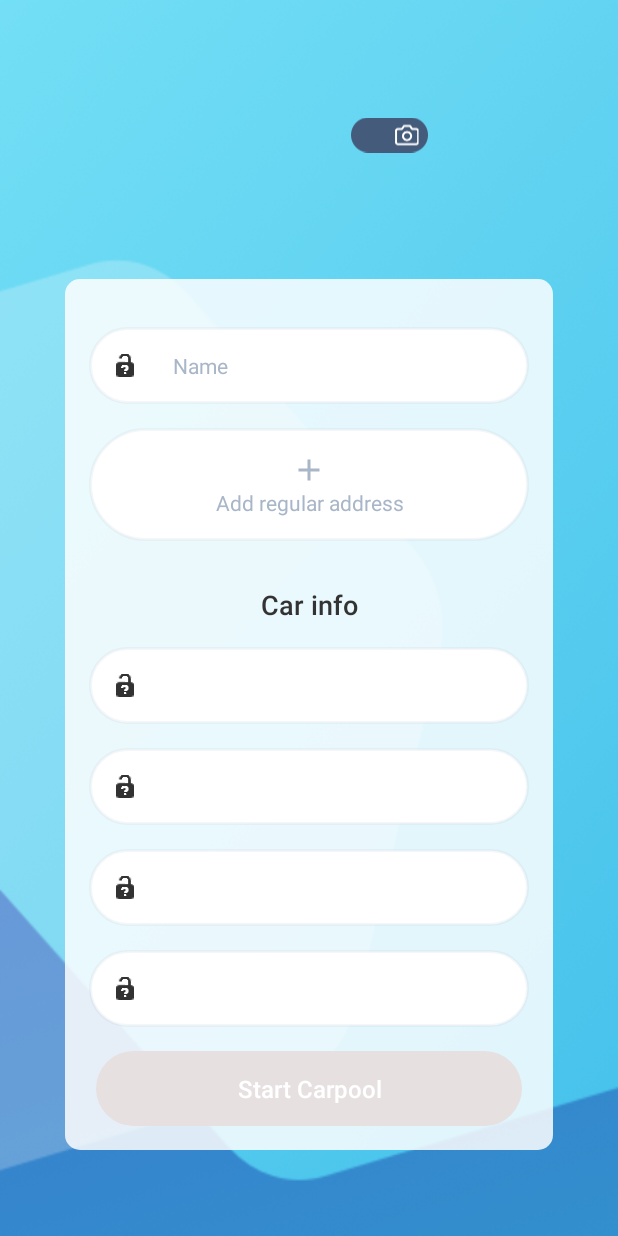
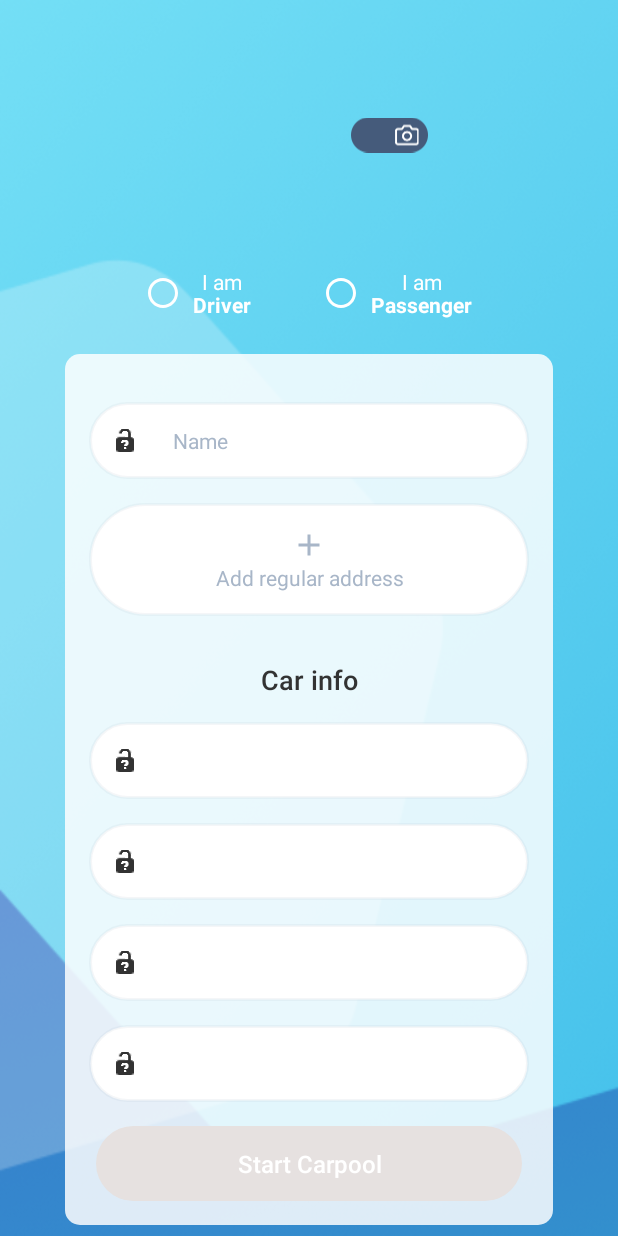
Before and after one commit to PiliposyanDavid/Papax-1, an Android app: the ModeChooserActivity screen opened directly, with no data from a screen before it, on a phone screen of 412 x 824 dp. Run offline under Robolectric (Android 15) with nearby library versions, the phone set to English and light mode, and no system bars; libraries missing offline, so code that uses them is left out: com.facebook.drawee; plain views replace SimpleDraweeView; pictures from the network do not load; 2 statements that could not run were skipped.

```diff
--- a/app/build.gradle
+++ b/app/build.gradle
@@ -36,4 +36,5 @@ dependencies {
     implementation 'com.google.android.gms:play-services-maps:15.0.1'
     implementation 'com.google.android.gms:play-services-location:15.0.1'
     implementation 'com.facebook.fresco:fresco:1.9.0'
+    implementation 'com.android.support:cardview-v7:27.1.1'
 }
--- /dev/null
+++ b/app/src/main/res/drawable/ic_radio_button_deselect.xml
@@ -0,0 +1,5 @@
+<vector android:height="24dp" android:tint="#FFFFFF"
+    android:viewportHeight="24.0" android:viewportWidth="24.0"
+    android:width="24dp" xmlns:android="http://schemas.android.com/apk/res/android">
+    <path android:fillColor="#FF000000" android:pathData="M12,2C6.48,2 2,6.48 2,12s4.48,10 10,10 10,-4.48 10,-10S17.52,2 12,2zM12,20c-4.42,0 -8,-3.58 -8,-8s3.58,-8 8,-8 8,3.58 8,8 -3.58,8 -8,8z"/>
+</vector>
--- /dev/null
+++ b/app/src/main/res/drawable/ic_radio_button_select.xml
@@ -0,0 +1,10 @@
+<vector xmlns:android="http://schemas.android.com/apk/res/android"
+	android:width="24dp"
+	android:height="24dp"
+	android:tint="#455B7B"
+	android:viewportHeight="24.0"
+	android:viewportWidth="24.0">
+	<path
+		android:fillColor="#FF000000"
+		android:pathData="M12,7c-2.76,0 -5,2.24 -5,5s2.24,5 5,5 5,-2.24 5,-5 -2.24,-5 -5,-5zM12,2C6.48,2 2,6.48 2,12s4.48,10 10,10 10,-4.48 10,-10S17.52,2 12,2zM12,20c-4.42,0 -8,-3.58 -8,-8s3.58,-8 8,-8 8,3.58 8,8 -3.58,8 -8,8z" />
+</vector>
--- /dev/null
+++ b/app/src/main/res/drawable/radio_button_state.xml
@@ -0,0 +1,5 @@
+<?xml version="1.0" encoding="utf-8"?>
+<selector xmlns:android="http://schemas.android.com/apk/res/android" xmlns:app="http://schemas.android.com/apk/res-auto">
+	<item android:drawable="@drawable/ic_radio_button_deselect" android:state_selected="false" />
+	<item android:drawable="@drawable/ic_radio_button_select" android:state_selected="true" />
+</selector>
--- /dev/null
+++ b/app/src/main/res/drawable/switcher_background_outline.xml
@@ -0,0 +1,14 @@
+<shape xmlns:android="http://schemas.android.com/apk/res/android"
+	android:shape="rectangle">
+
+	<stroke
+		android:width="1dp"
+		android:color="@android:color/transparent" />
+
+	<corners
+		android:bottomLeftRadius="100dp"
+		android:bottomRightRadius="100dp"
+		android:topLeftRadius="100dp"
+		android:topRightRadius="100dp" />
+
+</shape>
--- /dev/null
+++ b/app/src/main/res/drawable/switcher_background_outline_selected.xml
@@ -0,0 +1,15 @@
+<?xml version="1.0" encoding="utf-8"?>
+<shape xmlns:android="http://schemas.android.com/apk/res/android"
+	android:shape="rectangle">
+
+	<stroke
+		android:width="1dp"
+		android:color="#455B7B" />
+
+	<corners
+		android:bottomLeftRadius="100dp"
+		android:bottomRightRadius="100dp"
+		android:topLeftRadius="100dp"
+		android:topRightRadius="100dp" />
+
+</shape>
--- /dev/null
+++ b/app/src/main/res/drawable/switcher_bg_selector.xml
@@ -0,0 +1,5 @@
+<?xml version="1.0" encoding="utf-8"?>
+<selector xmlns:android="http://schemas.android.com/apk/res/android">
+	<item android:drawable="@drawable/switcher_background_outline_selected" android:state_selected="true" />
+	<item android:drawable="@drawable/switcher_background_outline" />
+</selector>
--- /dev/null
+++ b/app/src/main/res/drawable/switcher_selector.xml
@@ -0,0 +1,5 @@
+<?xml version="1.0" encoding="utf-8"?>
+<selector xmlns:android="http://schemas.android.com/apk/res/android">
+	<item android:color="#455B7B" android:state_selected="true" />
+	<item android:color="@android:color/white" />
+</selector>
--- /dev/null
+++ b/app/src/main/res/layout/driver_switcher.xml
@@ -0,0 +1,46 @@
+<?xml version="1.0" encoding="utf-8"?>
+<android.support.constraint.ConstraintLayout xmlns:android="http://schemas.android.com/apk/res/android"
+	xmlns:app="http://schemas.android.com/apk/res-auto"
+	android:layout_width="wrap_content"
+	android:layout_height="50dp"
+	android:background="@drawable/switcher_bg_selector">
+
+	<android.support.v7.widget.AppCompatImageView
+		android:id="@+id/check_view"
+		android:layout_width="wrap_content"
+		android:layout_height="wrap_content"
+		android:layout_margin="16dp"
+		android:src="@drawable/radio_button_state"
+		app:layout_constraintBottom_toBottomOf="parent"
+		app:layout_constraintLeft_toLeftOf="parent"
+		app:layout_constraintTop_toTopOf="parent" />
+
+	<TextView
+		android:id="@+id/textView1"
+		android:layout_width="wrap_content"
+		android:layout_height="wrap_content"
+		android:layout_marginEnd="16dp"
+		android:layout_marginStart="8dp"
+		android:layout_marginTop="8dp"
+		android:text="@string/i_am"
+		android:textColor="@drawable/switcher_selector"
+		app:layout_constraintEnd_toEndOf="parent"
+		app:layout_constraintStart_toEndOf="@+id/check_view"
+		app:layout_constraintTop_toTopOf="parent" />
+
+	<TextView
+		android:layout_width="wrap_content"
+		android:layout_height="wrap_content"
+		android:layout_marginBottom="16dp"
+		android:layout_marginEnd="16dp"
+		android:layout_marginStart="8dp"
+		android:layout_marginTop="4dp"
+		android:text="@string/driver"
+		android:textColor="@drawable/switcher_selector"
+		android:textStyle="bold"
+		app:layout_constraintBottom_toBottomOf="parent"
+		app:layout_constraintEnd_toEndOf="parent"
+		app:layout_constraintStart_toEndOf="@+id/check_view"
+		app:layout_constraintTop_toBottomOf="@id/textView1" />
+
+</android.support.constraint.ConstraintLayout>
--- a/app/src/main/res/layout/mode_chooser_activity.xml
+++ b/app/src/main/res/layout/mode_chooser_activity.xml
@@ -32,6 +32,28 @@
 			app:roundingBorderColor="@android:color/white"
 			app:roundingBorderWidth="2dp" />
 
+
+		<LinearLayout
+			android:id="@+id/linear_layout"
+			android:layout_width="match_parent"
+			android:layout_height="wrap_content"
+			android:layout_marginTop="30dp"
+			android:gravity="center_horizontal"
+			android:orientation="horizontal"
+			app:layout_constraintRight_toRightOf="parent"
+			app:layout_constraintStart_toStartOf="parent"
+			app:layout_constraintTop_toBottomOf="@+id/user_photo">
+
+			<include layout="@layout/driver_switcher" />
+
+			<Space
+				android:layout_width="16dp"
+				android:layout_height="wrap_content" />
+
+			<include layout="@layout/passenger_switch" />
+
+		</LinearLayout>
+
 		<android.support.constraint.ConstraintLayout
 			android:id="@+id/auth_container"
 			android:layout_width="325dp"
@@ -39,12 +61,12 @@
 			android:layout_marginBottom="56dp"
 			android:layout_marginEnd="8dp"
 			android:layout_marginStart="8dp"
-			android:layout_marginTop="44dp"
+			android:layout_marginTop="16dp"
 			android:background="@drawable/input_fields_background_white_container"
 			app:layout_constraintBottom_toBottomOf="parent"
 			app:layout_constraintEnd_toEndOf="parent"
 			app:layout_constraintStart_toStartOf="parent"
-			app:layout_constraintTop_toBottomOf="@+id/user_photo">
+			app:layout_constraintTop_toBottomOf="@+id/linear_layout">
 
 			<EditText
 				android:id="@+id/user_email"
--- /dev/null
+++ b/app/src/main/res/layout/passenger_switch.xml
@@ -0,0 +1,47 @@
+<?xml version="1.0" encoding="utf-8"?>
+<android.support.constraint.ConstraintLayout xmlns:android="http://schemas.android.com/apk/res/android"
+	xmlns:app="http://schemas.android.com/apk/res-auto"
+	android:layout_width="wrap_content"
+	android:layout_height="50dp"
+	android:id="@+id/switcher_bg_view"
+	android:background="@drawable/switcher_bg_selector">
+
+	<android.support.v7.widget.AppCompatImageView
+		android:id="@+id/check_view"
+		android:layout_width="wrap_content"
+		android:layout_height="wrap_content"
+		android:layout_margin="16dp"
+		android:src="@drawable/radio_button_state"
+		app:layout_constraintBottom_toBottomOf="parent"
+		app:layout_constraintLeft_toLeftOf="parent"
+		app:layout_constraintTop_toTopOf="parent" />
+
+	<TextView
+		android:id="@+id/textView1"
+		android:layout_width="wrap_content"
+		android:layout_height="wrap_content"
+		android:layout_marginEnd="16dp"
+		android:layout_marginStart="8dp"
+		android:layout_marginTop="8dp"
+		android:text="@string/i_am"
+		android:textColor="@drawable/switcher_selector"
+		app:layout_constraintEnd_toEndOf="parent"
+		app:layout_constraintStart_toEndOf="@+id/check_view"
+		app:layout_constraintTop_toTopOf="parent" />
+
+	<TextView
+		android:layout_width="wrap_content"
+		android:layout_height="wrap_content"
+		android:layout_marginBottom="16dp"
+		android:layout_marginEnd="16dp"
+		android:layout_marginStart="8dp"
+		android:layout_marginTop="4dp"
+		android:text="@string/passenger"
+		android:textColor="@drawable/switcher_selector"
+		android:textStyle="bold"
+		app:layout_constraintBottom_toBottomOf="parent"
+		app:layout_constraintEnd_toEndOf="parent"
+		app:layout_constraintStart_toEndOf="@+id/check_view"
+		app:layout_constraintTop_toBottomOf="@id/textView1" />
+
+</android.support.constraint.ConstraintLayout>
--- a/app/src/main/res/values/strings.xml
+++ b/app/src/main/res/values/strings.xml
@@ -15,4 +15,8 @@
 	<string name="add_regular_address">Add regular address</string>
 	<string name="phone">Phone</string>
 	<string name="picsart">Picsart</string>
+	<string name="driver">Driver</string>
+	<string name="passenger">Passenger</string>
+	<string name="edit">Edit</string>
+	<string name="i_am">I am</string>
 </resources>
```
Also changed, not shown: app/src/main/java/com/papax/ag/papax/driver/DriverCardAdapter.java (added, +24 -0 lines), app/src/main/java/com/papax/ag/papax/view/LocationSelectView.java (added, +45 -0 lines), app/src/main/res/drawable/ic_mapmarker_icon.xml (added, +9 -0 lines), app/src/main/res/drawable/ic_marker_edit.xml (added, +26 -0 lines), app/src/main/res/layout/location_select_view.xml (added, +41 -0 lines).
